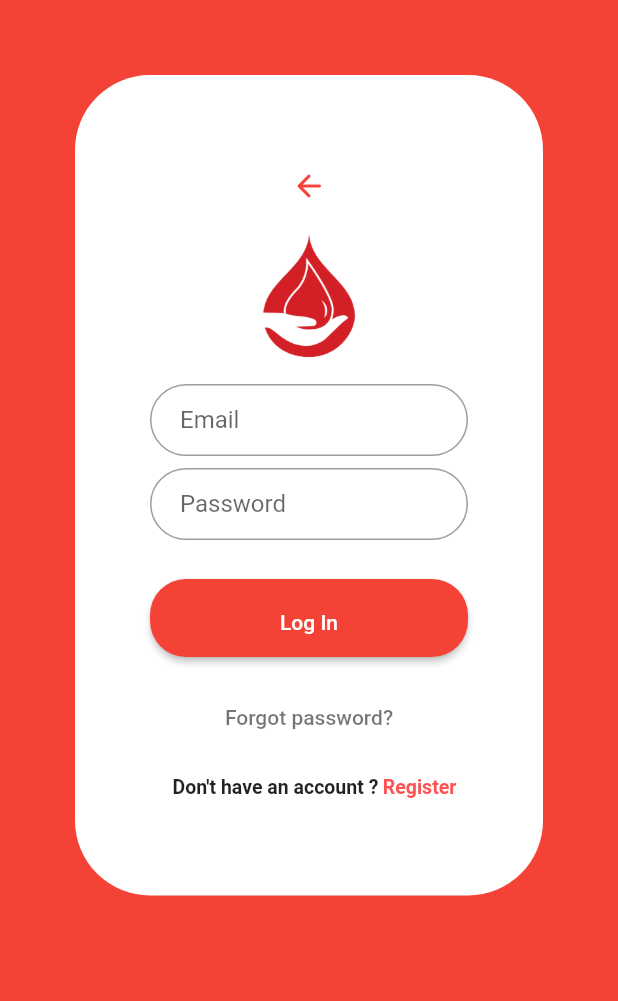
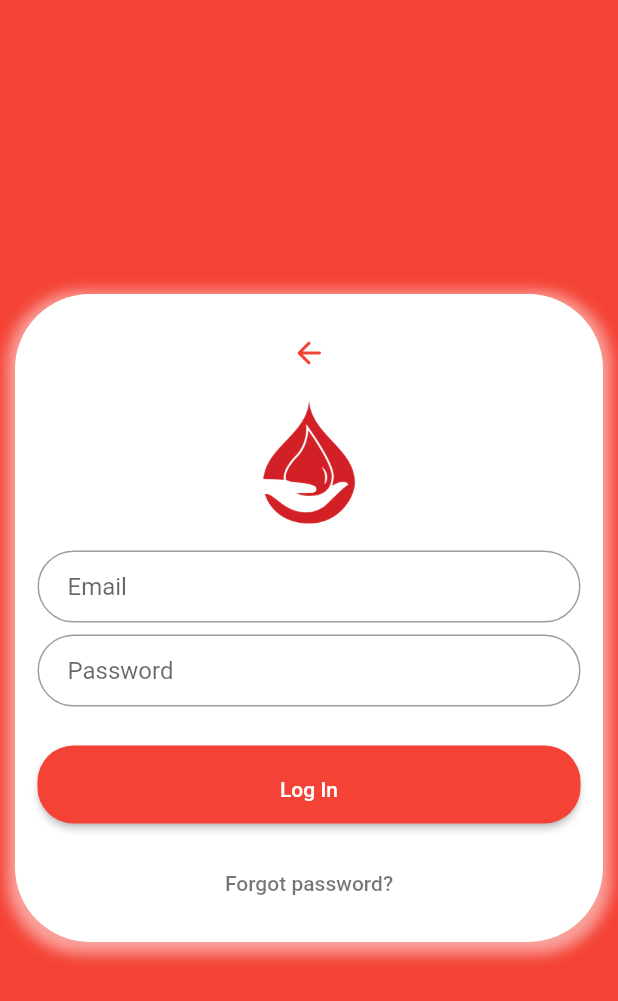
Before and after one commit to javedmughal-058/blood_donation_app_ui_in_flutter, a Flutter app: the LoginPage screen opened directly, on a phone screen of 412 x 824 dp. Shown: the top 1001 px of the screen. Run offline on Flutter 3.47's test engine with Material 2 defaults, Android fonts, the phone set to English and light mode, and no system bars; our stand-ins replace cool_alert.

Commit message:
Update login.dart

```diff
--- a/lib/Screens/login.dart
+++ b/lib/Screens/login.dart
@@ -1,10 +1,8 @@
 import 'package:blood_bank/Screens/selection_screen.dart';
-import 'package:blood_bank/Screens/signup.dart';
 import 'package:flutter/material.dart';
 
 class LoginPage extends StatefulWidget {
   static String tag = 'Login-page';
-
   const LoginPage({Key? key}) : super(key: key);
   @override
   _LoginPageState createState() => _LoginPageState();
@@ -29,7 +27,7 @@ class _LoginPageState extends State<LoginPage> {
         hintText: 'Email',
         contentPadding: const EdgeInsets.fromLTRB(20.0, 10.0, 20.0, 10.0),
           border: OutlineInputBorder(borderRadius: BorderRadius.circular(32.0),
-        ))
+        )),
     );
     final password = TextFormField(
       autofocus: false,
@@ -40,6 +38,7 @@ class _LoginPageState extends State<LoginPage> {
           border: OutlineInputBorder(borderRadius: BorderRadius.circular(32.0),
         )
       ),
+
     );
     final loginButton = Padding(
       padding: const EdgeInsets.symmetric(vertical: 16.0),
@@ -62,48 +61,31 @@ class _LoginPageState extends State<LoginPage> {
       ),
       onPressed: () {},
     );
-    final registerLabel=  InkWell(
-      onTap: () {
-        Navigator.push(
-            context, MaterialPageRoute(builder: (context) => const SignUp()));
-      },
-      child: Container(
-        //margin: EdgeInsets.symmetric(vertical: 20),
-        padding: const EdgeInsets.all(15),
-        alignment: Alignment.bottomCenter,
-        child: Row(
-          mainAxisAlignment: MainAxisAlignment.center,
-          children: const <Widget>[
-            Text(
-              'Don\'t have an account ?',
-              style: TextStyle(fontSize: 13, fontWeight: FontWeight.w600),
-            ),
-            SizedBox(
-              width: 3,
-            ),
-            Text(
-              'Register',
-              style: TextStyle(
-                  color: Colors.redAccent,
-                  fontSize: 13,
-                  fontWeight: FontWeight.w600),
-            ),
-          ],
-        ),
-      ),
-    );
+
     return Scaffold(
       backgroundColor: Colors.red,
       body: Container(
-        padding: const EdgeInsets.all(50.0),
+        padding: const EdgeInsets.fromLTRB(10, 20, 10, 20),
         decoration: const BoxDecoration(
           color: Colors.red,
           //borderRadius: BorderRadius.all(Radius.circular(50)),
         ),
+        child: Center(
+          child: Form(
             child: Container(
-
-          padding: const EdgeInsets.all(50.0),
-          decoration: const BoxDecoration(borderRadius: BorderRadius.all(Radius.circular(50),), color: Colors.white,),
+              padding: const EdgeInsets.all(15.0),
+              decoration: BoxDecoration (
+                color: Colors.white,
+                borderRadius: BorderRadius.circular(50),
+                boxShadow: [
+                  BoxShadow(
+                    color: Colors.white.withOpacity(0.5),
+                    spreadRadius: 5,
+                    blurRadius: 7,
+                    offset: Offset(0, 3), // changes position of shadow
+                  ),
+                ],
+              ),
               child: ListView(
 
                 shrinkWrap: true,
@@ -124,8 +106,9 @@ class _LoginPageState extends State<LoginPage> {
                   const SizedBox(height: 10.0),
                   loginButton,
                   forgotLabel,
-              registerLabel
                 ],
+              ),
+            ),
           ),
         ),
       ),
```
Lines whose indentation alone changed are shown as unchanged.
